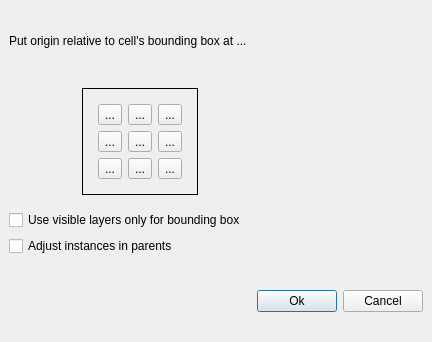
The window that src/laybasic/laybasic/AlignCellOptionsDialog.ui (KLayout/klayout) describes before a commit, drawn with Qt 5.
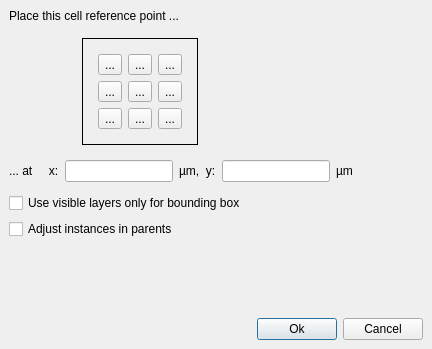
The same window after the commit. Icons and pictures are not drawn.

Commit message: Implemented #603 (Coordinates for adjust origin)

Diff of the .ui file:
```diff
--- a/src/laybasic/laybasic/AlignCellOptionsDialog.ui
+++ b/src/laybasic/laybasic/AlignCellOptionsDialog.ui
@@ -7,7 +7,7 @@
     <x>0</x>
     <y>0</y>
     <width>432</width>
-    <height>342</height>
+    <height>349</height>
    </rect>
   </property>
   <property name="windowTitle">
@@ -32,7 +32,7 @@
    <item>
     <widget class="QLabel" name="label">
      <property name="text">
-      <string>Put origin relative to cell's bounding box at ...</string>
+      <string>Place this cell reference point ...</string>
      </property>
     </widget>
    </item>
@@ -302,6 +302,79 @@
      </layout>
     </widget>
    </item>
+   <item>
+    <widget class="QFrame" name="frame_4">
+     <property name="sizePolicy">
+      <sizepolicy hsizetype="Fixed" vsizetype="Preferred">
+       <horstretch>0</horstretch>
+       <verstretch>0</verstretch>
+      </sizepolicy>
+     </property>
+     <property name="frameShape">
+      <enum>QFrame::NoFrame</enum>
+     </property>
+     <property name="frameShadow">
+      <enum>QFrame::Raised</enum>
+     </property>
+     <layout class="QHBoxLayout" name="horizontalLayout">
+      <property name="leftMargin">
+       <number>0</number>
+      </property>
+      <property name="topMargin">
+       <number>0</number>
+      </property>
+      <property name="rightMargin">
+       <number>0</number>
+      </property>
+      <property name="bottomMargin">
+       <number>0</number>
+      </property>
+      <item>
+       <widget class="QLabel" name="label_3">
+        <property name="text">
+         <string>... at     x:</string>
+        </property>
+       </widget>
+      </item>
+      <item>
+       <widget class="QLineEdit" name="x_le"/>
+      </item>
+      <item>
+       <widget class="QLabel" name="label_4">
+        <property name="text">
+         <string>µm,  y:</string>
+        </property>
+       </widget>
+      </item>
+      <item>
+       <widget class="QLineEdit" name="y_le"/>
+      </item>
+      <item>
+       <widget class="QLabel" name="label_2">
+        <property name="text">
+         <string>µm</string>
+        </property>
+       </widget>
+      </item>
+     </layout>
+    </widget>
+   </item>
+   <item>
+    <spacer name="verticalSpacer">
+     <property name="orientation">
+      <enum>Qt::Vertical</enum>
+     </property>
+     <property name="sizeType">
+      <enum>QSizePolicy::Fixed</enum>
+     </property>
+     <property name="sizeHint" stdset="0">
+      <size>
+       <width>20</width>
+       <height>5</height>
+      </size>
+     </property>
+    </spacer>
+   </item>
    <item>
     <widget class="QCheckBox" name="vis_only_cbx">
      <property name="text">
@@ -322,7 +395,7 @@
       <enum>Qt::Vertical</enum>
      </property>
      <property name="sizeType">
-      <enum>QSizePolicy::Fixed</enum>
+      <enum>QSizePolicy::Expanding</enum>
      </property>
      <property name="sizeHint" stdset="0">
       <size>
```
Left out of the diff: 3 changed lines with no effect on the pictures. The commit also changes 5 other files.
